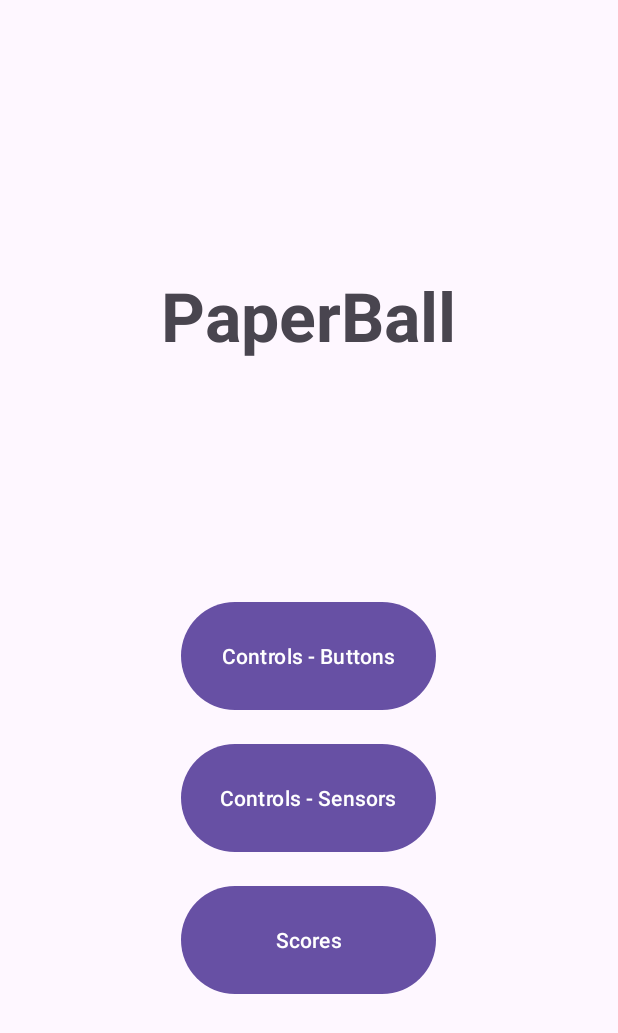
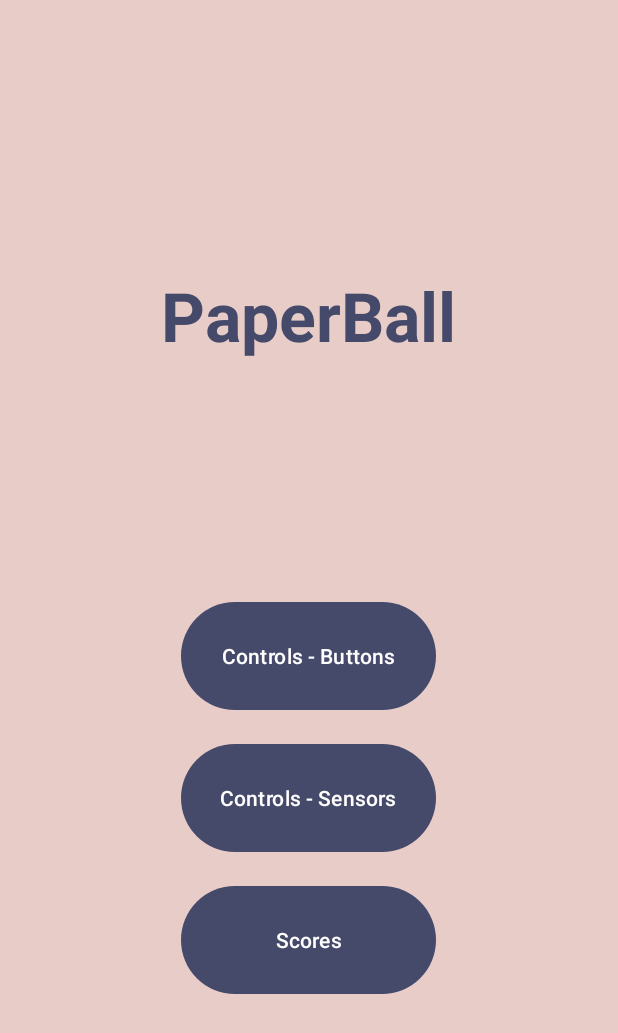
Before and after one commit to idunsky855/Paper-Ball, an Android app: the screen it shows after launch (MenuActivity), on a phone screen of 412 x 824 dp. Shown: the top 1033 px of the screen. Run offline under Robolectric (Android 15) with nearby library versions, the phone set to English and light mode, and no system bars.

Commit message:
changes more colors

```diff
--- a/app/src/main/res/layout/activity_menu.xml
+++ b/app/src/main/res/layout/activity_menu.xml
@@ -6,7 +6,8 @@
     android:layout_width="match_parent"
     android:layout_height="match_parent"
     tools:context=".MenuActivity"
-    android:gravity="center" >
+    android:gravity="center"
+    android:background="@color/pale_pink">
 
     <com.google.android.material.textview.MaterialTextView
         android:id="@+id/menu_MTV_appName"
@@ -17,7 +18,8 @@
         android:textAlignment="center"
         android:text="PaperBall"
         android:textSize="@dimen/menu_appName_size"
-        android:textStyle="bold" />
+        android:textStyle="bold"
+        android:textColor="@color/night_blue"/>
 
     <LinearLayout
         android:id="@+id/menu_LL_buttons"
@@ -40,7 +42,8 @@
             android:layout_height="@dimen/default_btn_height"
             android:layout_margin="@dimen/default_btn_margin"
             android:layout_weight="1"
-            android:text="Controls - Buttons" />
+            android:text="Controls - Buttons"
+            app:backgroundTint="@color/night_blue"/>
 
         <com.google.android.material.button.MaterialButton
             android:id="@+id/menu_BTN_sensors"
@@ -48,7 +51,8 @@
             android:layout_height="@dimen/default_btn_height"
             android:layout_margin="@dimen/default_btn_margin"
             android:layout_weight="1"
-            android:text="Controls - Sensors" />
+            android:text="Controls - Sensors"
+            app:backgroundTint="@color/night_blue"/>
 
         <com.google.android.material.button.MaterialButton
             android:id="@+id/menu_BTN_scores"
@@ -56,7 +60,8 @@
             android:layout_height="@dimen/default_btn_height"
             android:layout_margin="@dimen/default_btn_margin"
             android:layout_weight="1"
-            android:text="Scores" />
+            android:text="Scores"
+            app:backgroundTint="@color/night_blue"/>
     </LinearLayout>
 
 </RelativeLayout>
```
